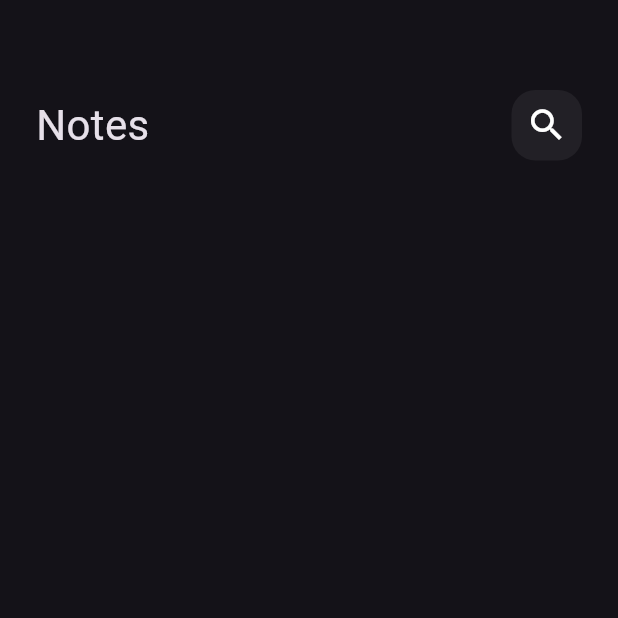
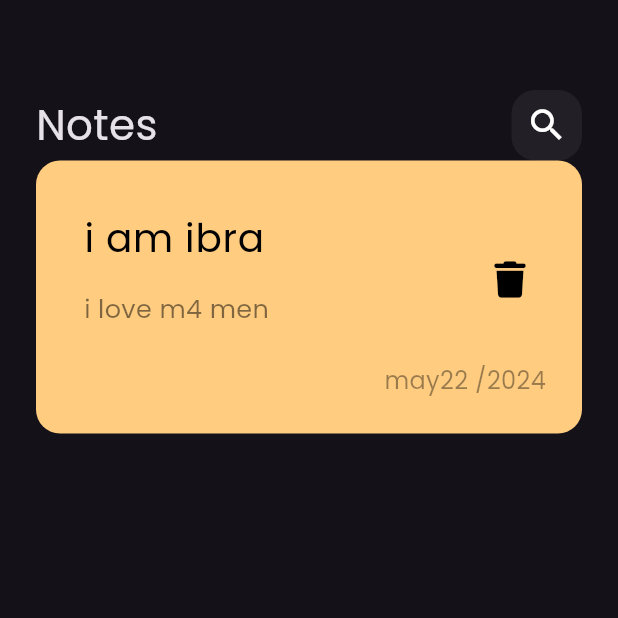
Before and after one commit to Ibrahim8545/NotesApp, a Flutter app: the screen it shows after launch, on a phone screen of 412 x 824 dp, the top half of it. Run offline on Flutter 3.47's test engine with Material 3 defaults, Android fonts, the phone set to English and light mode, and no system bars; our stand-ins replace font_awesome_flutter.

Commit message:
add note item and make ui

```diff
--- a/lib/main.dart
+++ b/lib/main.dart
@@ -14,7 +14,8 @@ class MyApp extends StatelessWidget {
     return MaterialApp(
       debugShowCheckedModeBanner: false,
       theme: ThemeData(
-        brightness: Brightness.dark
+        brightness: Brightness.dark,
+        fontFamily: 'Poppins'
       ),
       home:const NotesView(),
     );
--- /dev/null
+++ b/lib/widget/custom_note_item.dart
@@ -0,0 +1,47 @@
+import 'package:flutter/material.dart';
+import 'package:font_awesome_flutter/font_awesome_flutter.dart';
+
+class NoteItem extends StatelessWidget {
+  const NoteItem({super.key});
+
+  @override
+  Widget build(BuildContext context) {
+    return Container(
+      padding: const EdgeInsets.only(top: 24, bottom: 24, left: 16),
+      decoration: BoxDecoration(
+          color: const Color(0xffFFCC80),
+          borderRadius: BorderRadius.circular(16)),
+      child: Column(crossAxisAlignment: CrossAxisAlignment.end, children: [
+        ListTile(
+          title: const Text(
+            'i am ibra',
+            style: TextStyle(color: Colors.black, fontSize: 26),
+          ),
+          subtitle: Padding(
+            padding: const EdgeInsets.only(top: 16,bottom: 16),
+            child: Text(
+              'i love m4 men',
+              style:
+                  TextStyle(color: Colors.black.withOpacity(.5), fontSize: 17),
+            ),
+          ),
+          trailing: IconButton(
+            onPressed: () {},
+            icon: const Icon(
+              FontAwesomeIcons.trash,
+              color: Colors.black,
+              size: 24,
+            ),
+          ),
+        ),
+        Padding(
+          padding: const EdgeInsets.only(right: 24),
+          child: Text(
+            'may22 /2024',
+            style: TextStyle(color: Colors.black.withOpacity(.4), fontSize: 16),
+          ),
+        ),
+      ]),
+    );
+  }
+}
--- a/lib/widget/notes_view_body.dart
+++ b/lib/widget/notes_view_body.dart
@@ -1,5 +1,7 @@
 import 'package:flutter/material.dart';
+import 'package:font_awesome_flutter/font_awesome_flutter.dart';
 import 'package:notesapp/widget/custom_appbar.dart';
+import 'package:notesapp/widget/custom_note_item.dart';
 
 class NotesViewBody extends StatelessWidget {
   const NotesViewBody({super.key});
@@ -7,11 +9,14 @@ class NotesViewBody extends StatelessWidget {
   @override
   Widget build(BuildContext context) {
     return const Padding(
-      padding:  EdgeInsets.symmetric(horizontal: 24),
-      child: const Column(
+      padding: EdgeInsets.symmetric(horizontal: 24),
+      child: Column(
         children: [
-          SizedBox(height: 60,),
-          CustomAppBar()
+          SizedBox(
+            height: 60,
+          ),
+          CustomAppBar(),
+          NoteItem()
         ],
       ),
     );
```
Also changed, not shown: pubspec.yaml (+6 -12 lines), assets/fonts/Poppins-Regular.ttf (added), pubspec.lock.
